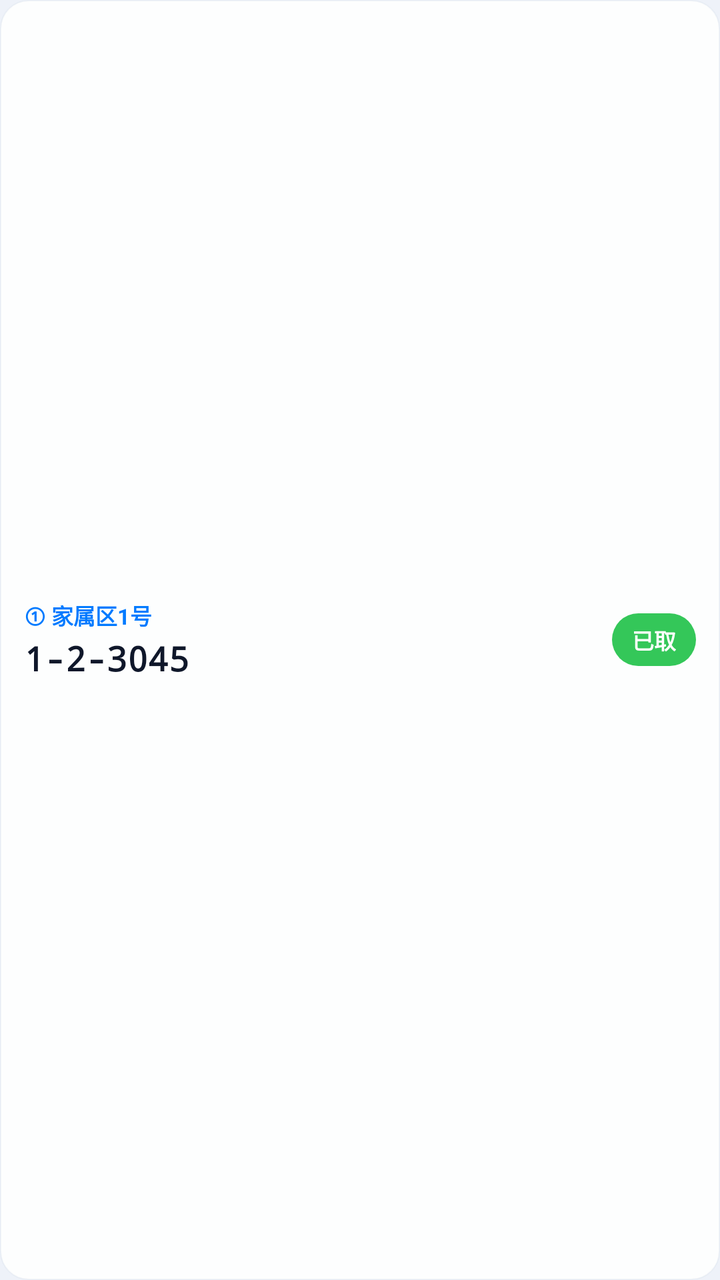
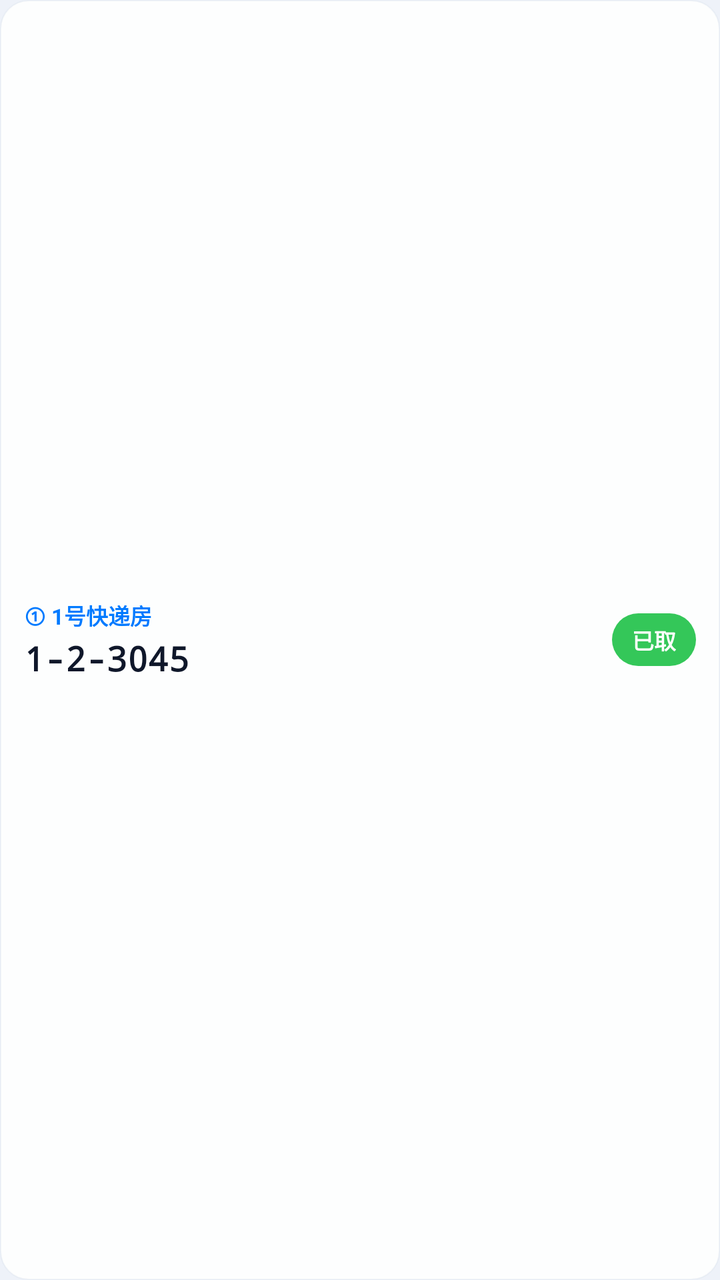

The first picture is an Android layout as it rendered before a commit; the second is the same layout after the commit. The layout source and the unified diff follow.
<!-- AndroidManifest.xml: application theme Theme.PickupCode -->
<!-- res/layout/widget_pickup_item.xml -->
<?xml version="1.0" encoding="utf-8"?>
<LinearLayout xmlns:android="http://schemas.android.com/apk/res/android"
    android:id="@+id/widget_item_root"
    android:layout_width="match_parent"
    android:layout_height="wrap_content"
    android:background="@drawable/widget_row_bg"
    android:gravity="center_vertical"
    android:orientation="horizontal"
    android:paddingHorizontal="12dp"
    android:paddingVertical="8dp">

    <LinearLayout
        android:layout_width="0dp"
        android:layout_height="wrap_content"
        android:layout_weight="1"
        android:orientation="vertical">

        <LinearLayout
            android:layout_width="match_parent"
            android:layout_height="wrap_content"
            android:gravity="center_vertical"
            android:orientation="horizontal">

            <TextView
                android:id="@+id/widget_item_station"
                android:layout_width="wrap_content"
                android:layout_height="wrap_content"
                android:text="① 家属区1号"
                android:textColor="@color/widget_accent_blue"
                android:textSize="11sp"
                android:textStyle="bold" />

            <TextView
                android:id="@+id/widget_item_product"
                android:layout_width="wrap_content"
                android:layout_height="wrap_content"
                android:layout_marginStart="6dp"
                android:ellipsize="end"
                android:maxLines="1"
                android:textColor="@color/widget_text_secondary"
                android:textSize="11sp" />
        </LinearLayout>

        <TextView
            android:id="@+id/widget_item_code"
            android:layout_width="wrap_content"
            android:layout_height="wrap_content"
            android:layout_marginTop="2dp"
            android:fontFamily="monospace"
            android:text="1-2-3045"
            android:textColor="@color/widget_text_primary"
            android:textSize="17sp"
            android:textStyle="bold" />
    </LinearLayout>

    <TextView
        android:id="@+id/widget_item_btn_done"
        android:layout_width="wrap_content"
        android:layout_height="wrap_content"
        android:background="@drawable/widget_btn_done"
        android:paddingHorizontal="10dp"
        android:paddingVertical="5dp"
        android:text="已取"
        android:textColor="#FFFFFFFF"
        android:textSize="11sp"
        android:textStyle="bold" />

</LinearLayout>
<!-- resources referenced by this layout -->
<resources>
  <color name="widget_accent_blue">#FF007AFF</color>
  <color name="widget_text_primary">#FF0F172A</color>
  <color name="widget_text_secondary">#FF64748B</color>
  <!-- drawable widget_btn_done (drawable) -->
  <?xml version="1.0" encoding="utf-8"?>
  <shape xmlns:android="http://schemas.android.com/apk/res/android"
      android:shape="rectangle">
      <corners android:radius="999dp" />
      <solid android:color="@color/widget_accent_green" />
  </shape>
  <!-- drawable widget_row_bg (drawable) -->
  <?xml version="1.0" encoding="utf-8"?>
  <shape xmlns:android="http://schemas.android.com/apk/res/android"
      android:shape="rectangle">
      <corners android:radius="14dp" />
      <solid android:color="@color/widget_row_bg" />
      <stroke
          android:width="0.8dp"
          android:color="@color/widget_row_border" />
  </shape>
  <style name="Theme.PickupCode" parent="android:Theme.Material.Light.NoActionBar">
          <item name="android:windowBackground">@color/app_window_bg</item>
          <item name="android:statusBarColor">@android:color/transparent</item>
          <item name="android:navigationBarColor">@android:color/transparent</item>
          <item name="android:forceDarkAllowed">false</item>
      </style>
  <color name="widget_accent_green">#FF34C759</color>
  <color name="widget_row_bg">#E6FFFFFF</color>
  <color name="widget_row_border">#40CBD5E1</color>
  <color name="app_window_bg">#FFEEF2F9</color>
</resources>

<!-- the commit's change to res/layout/widget_pickup_item.xml (unified diff, before → after) -->
@@ -25,7 +25,7 @@
                 android:id="@+id/widget_item_station"
                 android:layout_width="wrap_content"
                 android:layout_height="wrap_content"
-                android:text="① 家属区1号"
+                android:text="① 1号快递房"
                 android:textColor="@color/widget_accent_blue"
                 android:textSize="11sp"
                 android:textStyle="bold" />
